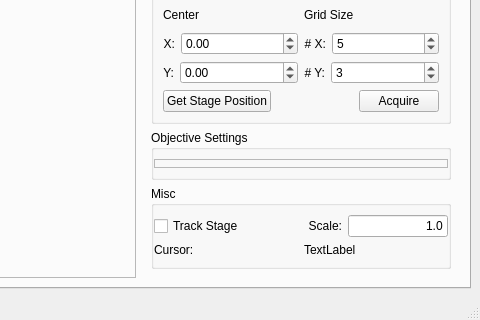
ZhuangLab/storm-control, file steve/qtdesigner/steve.ui: the form before one commit; both pictures show x 668 to 1148 and y 511 to 831 of the 1148 by 831 pixel window.
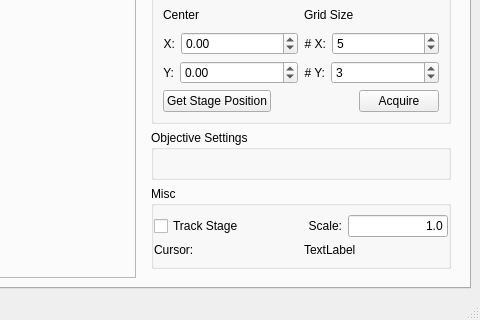
The form after the commit. Custom widgets are drawn as their Qt base class.

Commit message: Move objective handling into a separate file and get handling working properly with the change to having HAL handling the mosaic parameters.

```diff
--- a/steve/qtdesigner/steve.ui
+++ b/steve/qtdesigner/steve.ui
@@ -338,27 +338,6 @@
              <property name="title">
               <string>Objective Settings</string>
              </property>
-             <layout class="QGridLayout" name="gridLayout_4">
-              <property name="leftMargin">
-               <number>0</number>
-              </property>
-              <property name="topMargin">
-               <number>9</number>
-              </property>
-              <property name="rightMargin">
-               <number>0</number>
-              </property>
-              <item row="0" column="0" colspan="2">
-               <widget class="QFrame" name="objectivesFrame">
-                <property name="frameShape">
-                 <enum>QFrame::StyledPanel</enum>
-                </property>
-                <property name="frameShadow">
-                 <enum>QFrame::Raised</enum>
-                </property>
-               </widget>
-              </item>
-             </layout>
             </widget>
            </item>
            <item>
@@ -768,6 +747,14 @@
    </property>
   </action>
  </widget>
+ <customwidgets>
+  <customwidget>
+   <class>ObjectivesGroupBox</class>
+   <extends>QGroupBox</extends>
+   <header>objectives</header>
+   <container>1</container>
+  </customwidget>
+ </customwidgets>
  <tabstops>
   <tabstop>xStartPosSpinBox</tabstop>
   <tabstop>yStartPosSpinBox</tabstop>
```
Left out of the diff: 10 changed lines with no effect on the pictures. The commit also changes 3 other files.
